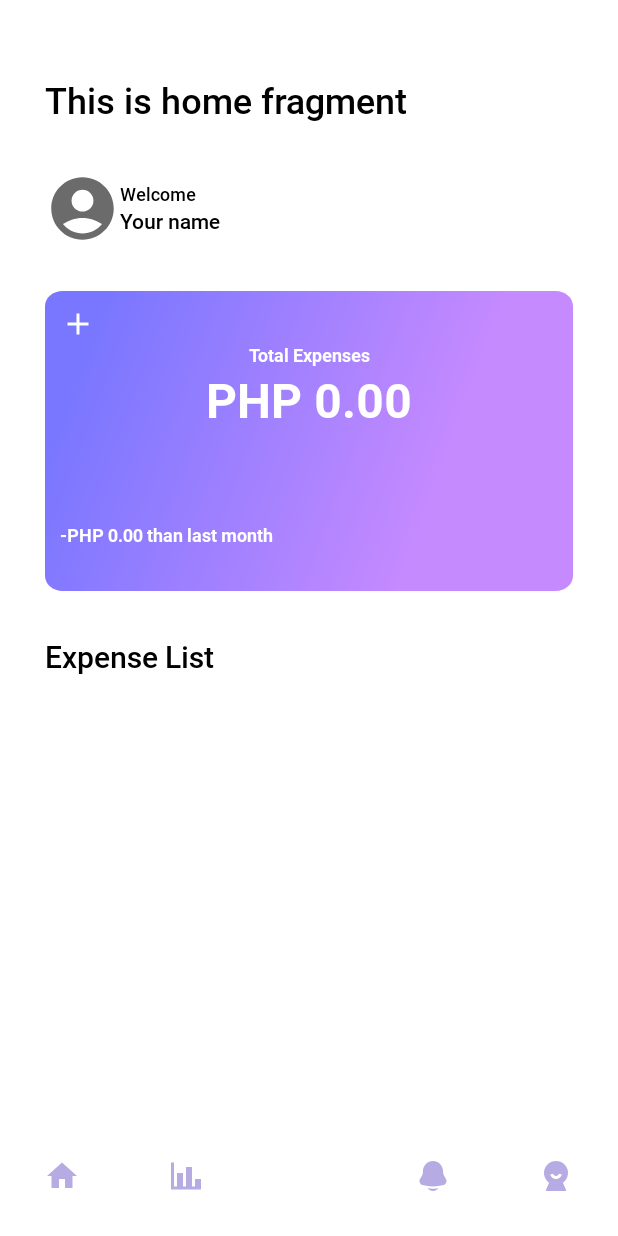
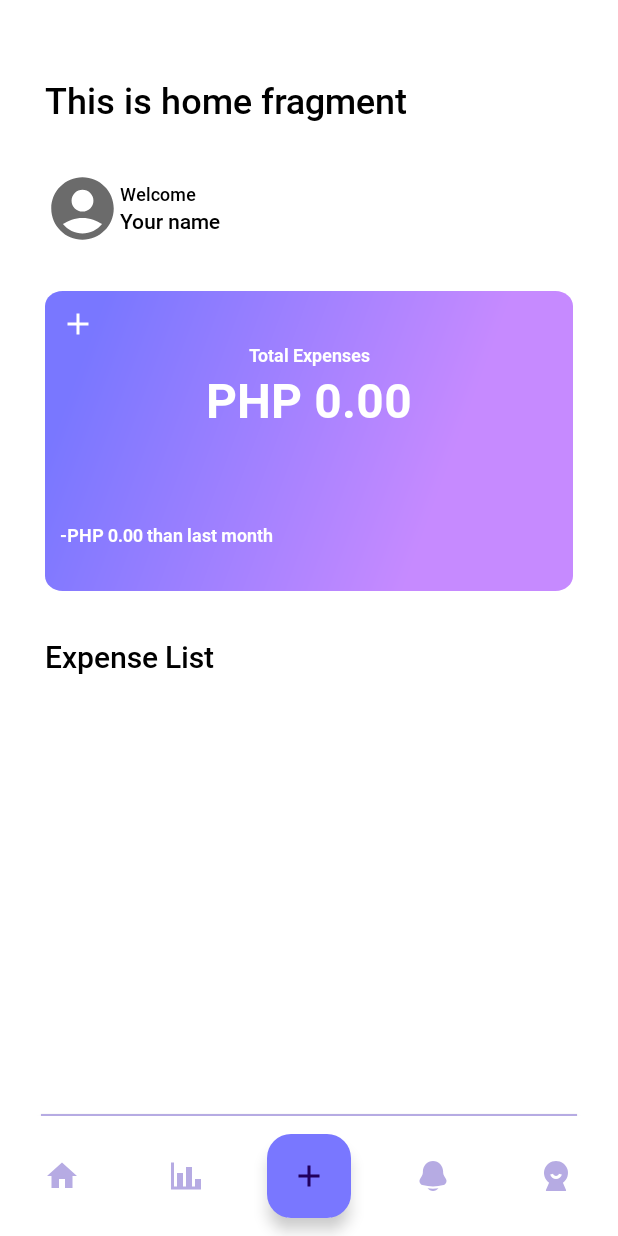
Before and after one commit to Yncy0/MyExpenseApp, an Android app: the screen it shows after launch (MainActivity), on a phone screen of 412 x 824 dp. Run offline under Robolectric (Android 15) with nearby library versions, the phone set to English and light mode, and no system bars; our stand-ins replace navigation-ui.

Commit message:
Finished BottomNav layout

```diff
--- a/app/src/main/res/layout/activity_main.xml
+++ b/app/src/main/res/layout/activity_main.xml
@@ -7,6 +7,14 @@
     android:layout_height="match_parent"
     android:background="@color/white"
     tools:context=".MainActivity">
+
+    <View
+        android:layout_width="match_parent"
+        android:layout_height="1dp"
+        android:layout_marginHorizontal="27dp"
+        android:layout_above="@id/bottomNavigationView"
+        android:background="@color/purple_0"
+        android:elevation="2dp"/>
 
     <com.google.android.material.bottomnavigation.BottomNavigationView
         android:id="@+id/bottomNavigationView"
@@ -20,8 +28,15 @@
         app:itemIconSize="24dp"
         app:itemIconTint="@color/purple_0"
         app:labelVisibilityMode="unlabeled"
-        app:elevation="2dp"
         app:menu="@menu/bottom_nav_menu">
+        <com.google.android.material.floatingactionbutton.FloatingActionButton
+
+            android:layout_width="wrap_content"
+            android:layout_height="match_parent"
+            android:layout_gravity="center"
+            android:src="@drawable/btn_ic_add"
+            android:tint="@color/white"
+            android:backgroundTint="@color/purple_2"/>
     </com.google.android.material.bottomnavigation.BottomNavigationView>
 
     <fragment
```
